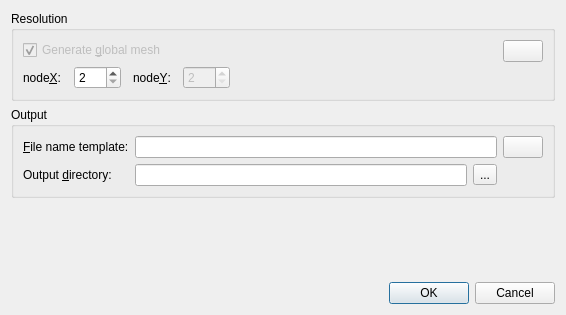
Before: the Qt Designer form src/qt-widgets/GenerateVelocityDomainCitcomsDialogUi.ui in GPlates/GPlates, drawn with Qt 5.
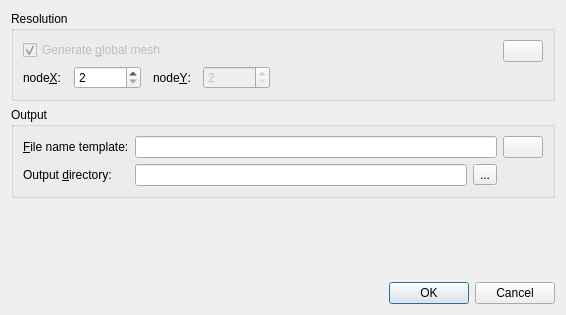
After: the same form once the commit is applied. Icons and pictures are not drawn.

Patch:
```diff
--- a/src/qt-widgets/GenerateVelocityDomainCitcomsDialogUi.ui
+++ b/src/qt-widgets/GenerateVelocityDomainCitcomsDialogUi.ui
@@ -85,7 +85,7 @@
                <number>2</number>
               </property>
               <property name="maximum">
-               <number>129</number>
+               <number>1073741825</number>
               </property>
              </widget>
             </item>
@@ -112,7 +112,7 @@
                <number>2</number>
               </property>
               <property name="maximum">
-               <number>129</number>
+               <number>1073741825</number>
               </property>
              </widget>
             </item>
```
